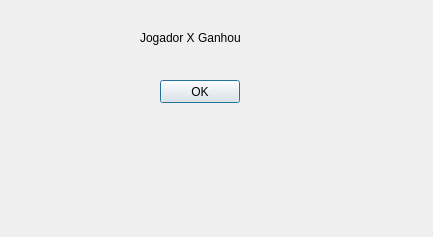
Old version of the form 2015 2/llp/tp2/Lig4/termino.ui in the repository sauloantunes/cefet.
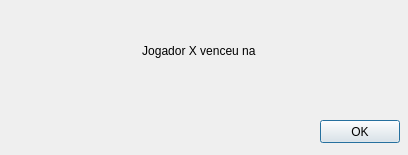
New version of the form.

```diff
--- a/2015 2/llp/tp2/Lig4/termino.ui
+++ b/2015 2/llp/tp2/Lig4/termino.ui
@@ -6,8 +6,8 @@
    <rect>
     <x>0</x>
     <y>0</y>
-    <width>433</width>
-    <height>237</height>
+    <width>408</width>
+    <height>155</height>
    </rect>
   </property>
   <property name="windowTitle">
@@ -16,21 +16,27 @@
   <widget class="QLabel" name="mensagem">
    <property name="geometry">
     <rect>
-     <x>140</x>
-     <y>30</y>
-     <width>109</width>
-     <height>15</height>
+     <x>10</x>
+     <y>10</y>
+     <width>381</width>
+     <height>81</height>
     </rect>
    </property>
+   <property name="layoutDirection">
+    <enum>Qt::LeftToRight</enum>
+   </property>
    <property name="text">
-    <string>Jogador X Ganhou</string>
+    <string>Jogador X venceu na </string>
+   </property>
+   <property name="alignment">
+    <set>Qt::AlignCenter</set>
    </property>
   </widget>
   <widget class="QPushButton" name="ok_termino">
    <property name="geometry">
     <rect>
-     <x>160</x>
-     <y>80</y>
+     <x>320</x>
+     <y>120</y>
      <width>80</width>
      <height>23</height>
     </rect>
```
